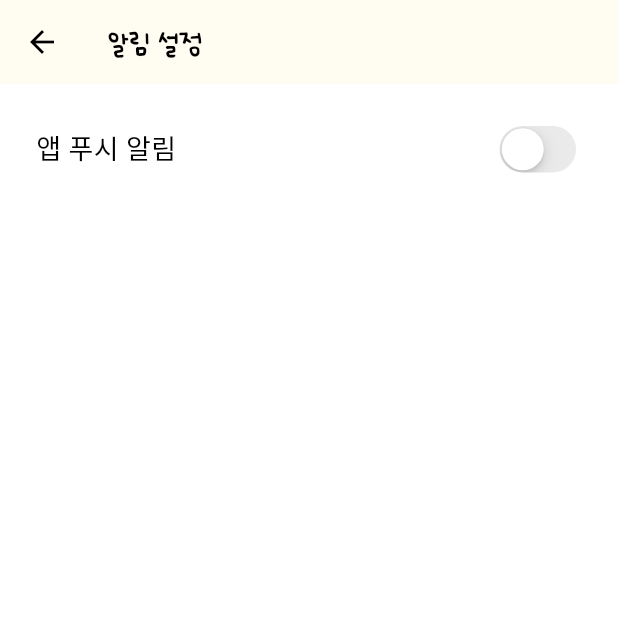
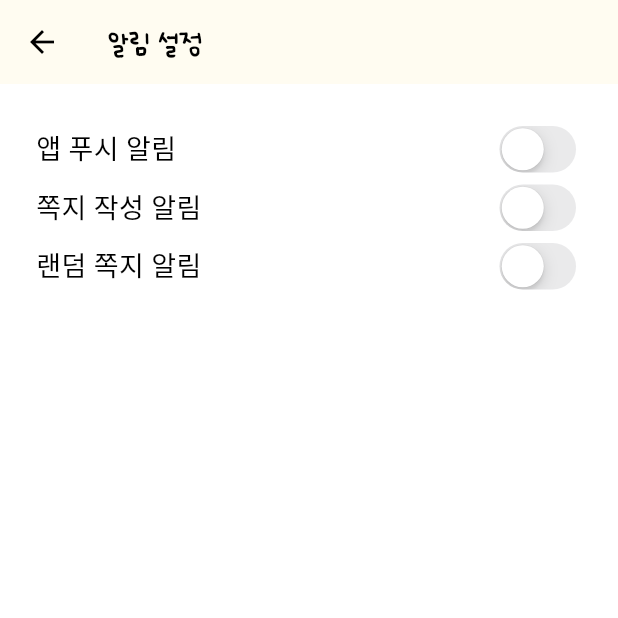
Before and after one commit to soju96/capsule, a Flutter app: the NotificationScreen screen opened directly, after a tap on the "settings" icon, on a phone screen of 412 x 824 dp, the top half of it. Run offline on Flutter 3.47's test engine with Material 3 defaults, Android fonts, the phone set to English and light mode, and no system bars; our stand-ins replace firebase_core, firebase_messaging, flutter_local_notifications, image_picker, shared_preferences; accounts and stored records are empty.

Commit message:
[wk] / add / firebase_notification(service, model), functions(node.js) / 파이어베이스 알람 기능 세팅

```diff
--- a/lib/src/pages/bottle_screen_wk.dart
+++ b/lib/src/pages/bottle_screen_wk.dart
@@ -21,7 +21,7 @@ class BottleScreen extends StatelessWidget {
                 Navigator.push(
                     context,
                     MaterialPageRoute(
-                      builder: (context) => const NotificationScreen(),
+                      builder: (context) => NotificationScreen(),
                     ));
               },
               icon: const Icon(
--- a/lib/src/pages/guide_wk.dart
+++ b/lib/src/pages/guide_wk.dart
@@ -1,5 +1,6 @@
 import 'package:capsule/src/pages/guide_content_screen_wk.dart';
 import 'package:capsule/src/pages/index_screen_wk.dart';
+import 'package:firebase_messaging/firebase_messaging.dart';
 import 'package:flutter/material.dart';
 
 class Guide extends StatefulWidget {
@@ -13,11 +14,6 @@ class Guide extends StatefulWidget {
 class _GuideState extends State<Guide> {
   final PageController _controller = PageController(initialPage: 0);
   int _currentPage = 0;
-
-  @override
-  void initState() {
-    super.initState();
-  }
 
   void _onPageChanged(int page) {
     setState(() {
--- a/lib/src/pages/memo_screen_sj.dart
+++ b/lib/src/pages/memo_screen_sj.dart
@@ -3,7 +3,6 @@ import 'package:flutter/material.dart';
 import 'package:intl/intl.dart';
 import 'package:shared_preferences/shared_preferences.dart';
 import 'package:image_picker/image_picker.dart';
-import 'package:firebase_storage/firebase_storage.dart';
 
 class MemoInput extends StatefulWidget {
   const MemoInput({Key? key}) : super(key: key);
--- a/lib/src/pages/mypage_screen_wk.dart
+++ b/lib/src/pages/mypage_screen_wk.dart
@@ -4,8 +4,8 @@ import 'package:capsule/src/widgets/my_page_row_menu_wk.dart';
 import 'package:flutter/material.dart';
 
 class MyPageScreen extends StatelessWidget {
-  final String name = 'wk';
-  final String email = 'liberty1436@gamil.com';
+  final String name = 'name';
+  final String email = 'email';
   const MyPageScreen({super.key});
 
   @override
--- a/lib/src/pages/notification_screen_wk.dart
+++ b/lib/src/pages/notification_screen_wk.dart
@@ -1,14 +1,39 @@
+import 'package:capsule/src/models/notification_model.dart';
 import 'package:capsule/src/pages/notification_setting_screen_wk.dart';
+import 'package:capsule/src/services/notification_service.dart';
+import 'package:firebase_messaging/firebase_messaging.dart';
 import 'package:flutter/material.dart';
 import 'package:intl/intl.dart';
 
-class NotificationScreen extends StatelessWidget {
+class NotificationScreen extends StatefulWidget {
   const NotificationScreen({super.key});
 
   @override
+  State<NotificationScreen> createState() => _NotificationScreenState();
+}
+
+class _NotificationScreenState extends State<NotificationScreen> {
+  final NotificationService notificationService = NotificationService();
+
+  @override
+  void initState() {
+    super.initState();
+    FirebaseMessaging.onMessage.listen((RemoteMessage message) {
+      RemoteNotification? notification = message.notification;
+      if (notification != null) {
+        notificationService.addFirebaseNotification(notification);
+        setState(() {});
+      }
+    });
+  }
+
+  @override
   Widget build(BuildContext context) {
-    String currentTime =
-        DateFormat('yyyy. MM. dd. HH:mm aaa').format(DateTime.now());
+    List<NotificationModel> notifications =
+        notificationService.getNotifications();
+
+    notifications.sort((a, b) => b.time.compareTo(a.time));
+
     return Scaffold(
       appBar: AppBar(
         backgroundColor: Theme.of(context).canvasColor,
@@ -23,7 +48,8 @@ class NotificationScreen extends StatelessWidget {
                 context,
                 MaterialPageRoute(
                   builder: (context) => const NotificationSettingScreen(),
-                  ));
+                ),
+              );
             },
             icon: const Icon(Icons.settings_outlined),
           )
@@ -31,58 +57,37 @@ class NotificationScreen extends StatelessWidget {
       ),
       body: Container(
         padding: const EdgeInsets.all(8),
-        child: ListView(children: [
+        child: ListView.builder(
+          itemCount: notifications.length,
+          itemBuilder: (context, index) {
+            NotificationModel notification = notifications[index];
+            String currentTime =
+                DateFormat('yyyy. MM. dd. HH:mm aaa').format(notification.time);
+
+            return Column(
+              children: [
                 ListTile(
                   leading: Image.asset(
                     'assets/images/memo.png',
                     width: 50,
                   ),
-            title: const Text(
-              '정기 알람',
-              style: TextStyle(fontWeight: FontWeight.bold),
+                  title: Text(
+                    notification.title,
+                    style: const TextStyle(fontWeight: FontWeight.bold),
                   ),
                   subtitle: Column(
                     crossAxisAlignment: CrossAxisAlignment.start,
                     children: [
-                const Text('당신의 행복을 적어주세요.'),
+                      Text(notification.description),
                       Text(currentTime),
                     ],
                   ),
                 ),
                 const Divider(color: Colors.black),
-          ListTile(
-            leading: Image.asset('assets/images/bottle_20.png', width: 50),
-            title: const Text(
-              '유리병2이 가득찼습니다.',
-              style: TextStyle(fontWeight: FontWeight.bold),
+              ],
+            );
+          },
         ),
-            subtitle: Column(
-              crossAxisAlignment: CrossAxisAlignment.start,
-              children: [
-                const Text('유리병을 열어주세요.'),
-                Text(currentTime),
-              ],
-            ),
-          ),
-          const Divider(color: Colors.black),
-          ListTile(
-            leading: Image.asset(
-              'assets/images/bottle_20.png',
-              width: 50,
-            ),
-            title: const Text(
-              '유리병1이 가득찼습니다.',
-              style: TextStyle(fontWeight: FontWeight.bold),
-            ),
-            subtitle: Column(
-              crossAxisAlignment: CrossAxisAlignment.start,
-              children: [
-                const Text('유리병을 열어주세요.'),
-                Text(currentTime),
-              ],
-            ),
-          ),
-        ]),
       ),
     );
   }
--- a/lib/src/pages/notification_setting_screen_wk.dart
+++ b/lib/src/pages/notification_setting_screen_wk.dart
@@ -41,9 +41,45 @@ class _NotificationSettingScreenState extends State<NotificationSettingScreen> {
                       _isChecked = value;
                     });
                   },
-                )
+                ),
               ],
-            )
+            ),
+            Row(
+              mainAxisAlignment: MainAxisAlignment.spaceBetween,
+              children: [
+                const Text(
+                  '쪽지 작성 알림',
+                  style: TextStyle(fontSize: 18),
+                ),
+                CupertinoSwitch(
+                  activeColor: Theme.of(context).primaryColor,
+                  value: _isChecked,
+                  onChanged: (value) {
+                    setState(() {
+                      _isChecked = value;
+                    });
+                  },
+                ),
+              ],
+            ),
+            Row(
+              mainAxisAlignment: MainAxisAlignment.spaceBetween,
+              children: [
+                const Text(
+                  '랜덤 쪽지 알림',
+                  style: TextStyle(fontSize: 18),
+                ),
+                CupertinoSwitch(
+                  activeColor: Theme.of(context).primaryColor,
+                  value: _isChecked,
+                  onChanged: (value) {
+                    setState(() {
+                      _isChecked = value;
+                    });
+                  },
+                ),
+              ],
+            ),
           ],
         ),
       ),
--- /dev/null
+++ b/lib/src/services/notification_service.dart
@@ -0,0 +1,23 @@
+import 'package:capsule/src/models/notification_model.dart';
+import 'package:firebase_messaging/firebase_messaging.dart';
+
+class NotificationService {
+  List<NotificationModel> notificatgions = [];
+
+  void addFirebaseNotification(RemoteNotification? notification) {
+    if (notification != null) {
+      notificatgions.insert(
+          0,
+          NotificationModel(
+            title: notification.title ?? '알림',
+            description: notification.body ?? '',
+            time: DateTime.now(),
+          ));
+    }
+  }
+
+  List<NotificationModel> getNotifications() {
+    // 알림을 최신순으로 정렬하여 반환합니다.
+    return notificatgions.reversed.toList();
+  }
+}
```
Also changed, not shown: lib/main.dart (+19 -10 lines), lib/src/controller/firebase_notification_handler.dart (added, +151 -0 lines), lib/src/controller/notification_controller_wk.dart (deleted, +0 -91 lines), lib/src/models/notification_model.dart (added, +11 -0 lines), firebase.json (added), lib/firebase_options.dart, lib/src/models/model.dart (deleted), lib/src/services/service.dart (deleted), 10 other files. Lines whose indentation alone changed are shown as unchanged.
